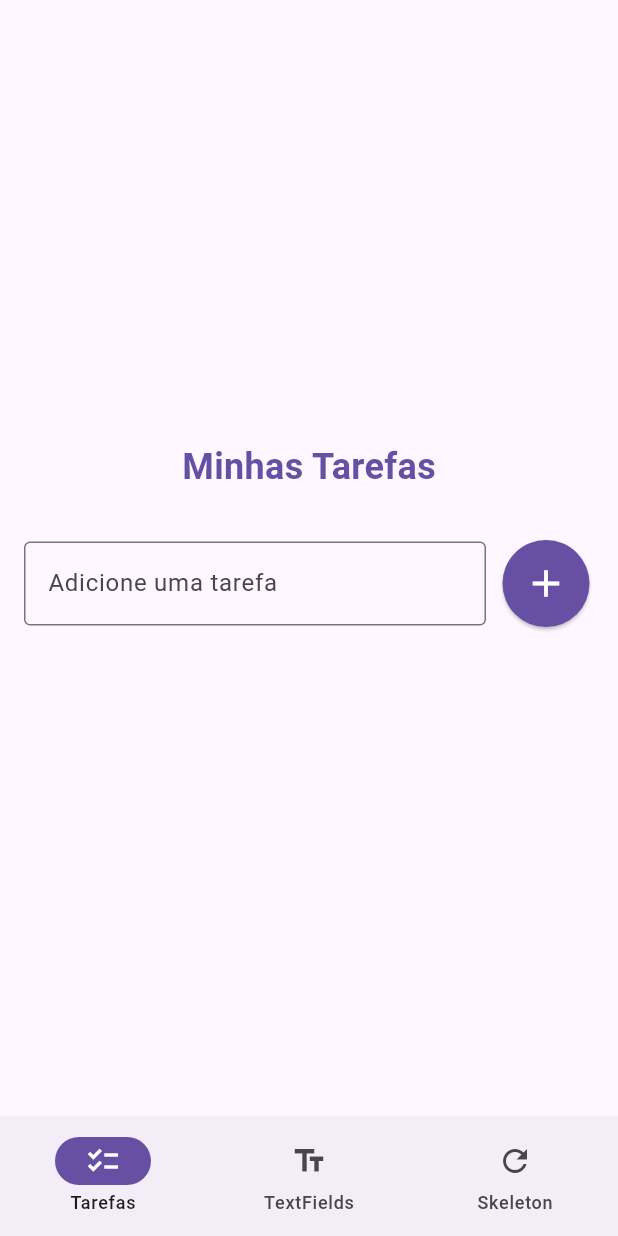
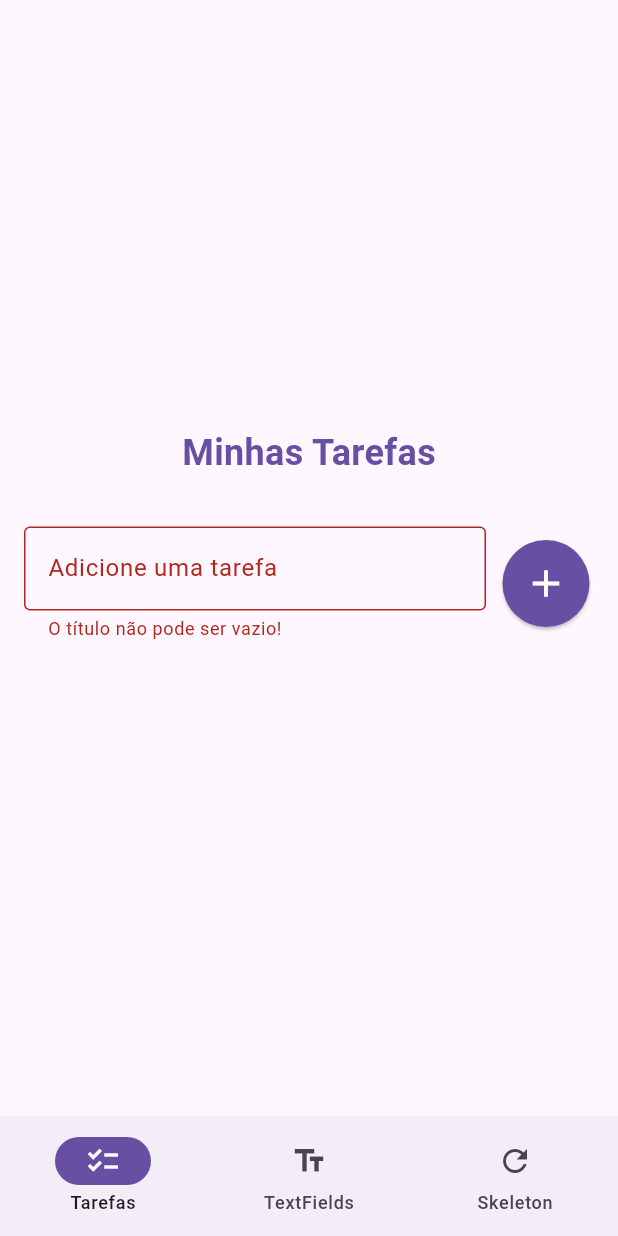
Before and after one commit to Lramosdlima/flutter-startto-dev, a Flutter app: the screen it shows after launch, after a tap on the "add" icon, on a phone screen of 412 x 824 dp. Run offline on Flutter 3.47's test engine with Material 3 defaults, Android fonts, the phone set to English and light mode, and no system bars; our stand-ins replace flutter_slidable, shared_preferences, skeletonizer.

Commit message:
feat: :safety_vest: message of error when send empty text

```diff
--- a/todo_list/lib/pages/todo_list.dart
+++ b/todo_list/lib/pages/todo_list.dart
@@ -17,6 +17,8 @@ class _TodoListPageState extends State<TodoListPage> {
   List<Task> tasks = [];
   Task? deletedTask;
   int? deletedTaskPos;
+
+  String? errorText;
 
   @override
   void initState() {
@@ -50,11 +52,12 @@ class _TodoListPageState extends State<TodoListPage> {
                     child: TextField(
                       controller: _addTaskController,
                       onSubmitted: _addTask,
-                      decoration: const InputDecoration(
-                        border: OutlineInputBorder(),
+                      decoration: InputDecoration(
+                        border: const OutlineInputBorder(),
+                        errorText: errorText,
                         labelText: "Adicione uma tarefa",
                         hintText: "Exemplo: Estudar Flutter",
-                        hintStyle: TextStyle(color: Colors.grey),
+                        hintStyle: const TextStyle(color: Colors.grey),
                       ),
                     ),
                   ),
@@ -172,10 +175,15 @@ class _TodoListPageState extends State<TodoListPage> {
       String title = value;
       Task task = Task(title: title, date: DateTime.now());
 
-      setState(() => tasks.add(task));
+      setState(() {
+        tasks.add(task);
+        errorText = null;
+      });
       _addTaskController.clear();
 
       taskRepository.saveTaskList(tasks);
+    } else {
+      setState(() => errorText = 'O título não pode ser vazio!');
     }
   }
 }
```
